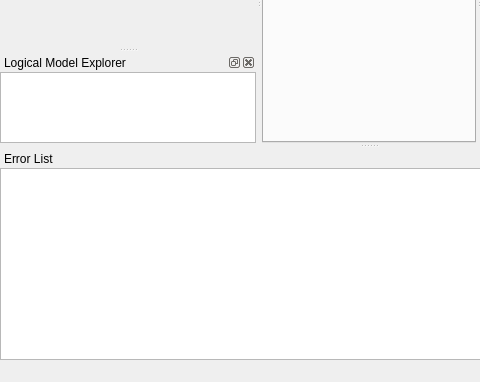
Qt form qrgui/mainwindow/mainWindow.ui (qreal/qreal) before a commit; both pictures show x 0 to 480 and y 198 to 580 of the 738 by 580 pixel window.
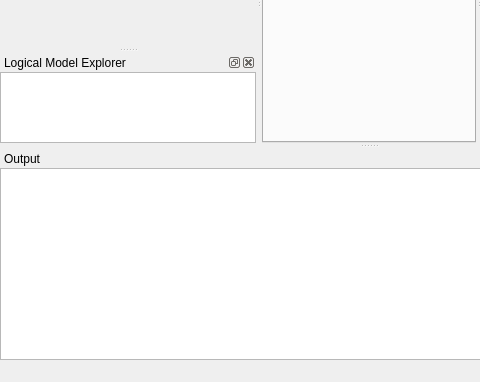
The same form after that commit. Icons and pictures are not drawn. Custom widgets are drawn as their Qt base class.

Commit message: clean-up for NXT flashing, not it's kinda works. also added timestamp to Error

The edit to the form file:
```diff
--- a/qrgui/mainwindow/mainWindow.ui
+++ b/qrgui/mainwindow/mainWindow.ui
@@ -217,7 +217,7 @@
     <bool>false</bool>
    </property>
    <property name="windowTitle">
-    <string>Error List</string>
+    <string>Output</string>
    </property>
    <attribute name="dockWidgetArea">
     <number>8</number>
```
Left out of the diff: 2 changed lines with no effect on the pictures. The commit also changes 11 other files.
